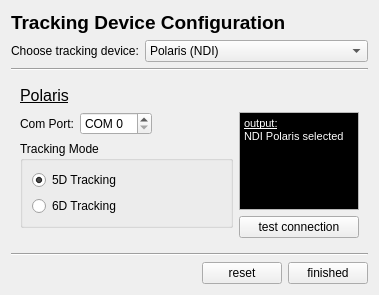
The window that Modules/IGTUI/Qmitk/QmitkTrackingDeviceConfigurationWidgetControls.ui (MITK/MITK) describes before a commit, drawn with Qt 5.
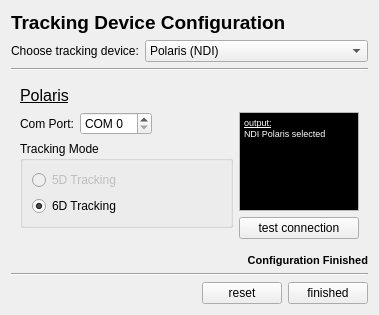
The same window after the commit.

Commit message: ENH (#2361): Finished first version of TrackingDeviceConfigurationWidget. Everything except the 5DTrackingDevice seems to work. The 5DTrackingDevice (5D mode of the NDI Polaris) is disabled because it is not open source yet.

What changed in the file:
```diff
--- a/Modules/IGTUI/Qmitk/QmitkTrackingDeviceConfigurationWidgetControls.ui
+++ b/Modules/IGTUI/Qmitk/QmitkTrackingDeviceConfigurationWidgetControls.ui
@@ -6,7 +6,7 @@
     <x>0</x>
     <y>0</y>
     <width>339</width>
-    <height>295</height>
+    <height>315</height>
    </rect>
   </property>
   <property name="windowTitle" >
@@ -174,11 +174,14 @@
                <layout class="QVBoxLayout" name="verticalLayout_2" >
                 <item>
                  <widget class="QRadioButton" name="m_radioPolaris5D" >
+                  <property name="enabled" >
+                   <bool>false</bool>
+                  </property>
                   <property name="text" >
                    <string>5D Tracking</string>
                   </property>
                   <property name="checked" >
-                   <bool>true</bool>
+                   <bool>false</bool>
                   </property>
                  </widget>
                 </item>
@@ -187,6 +190,9 @@
                   <property name="text" >
                    <string>6D Tracking</string>
                   </property>
+                  <property name="checked" >
+                   <bool>true</bool>
+                  </property>
                  </widget>
                 </item>
                </layout>
@@ -252,8 +258,8 @@
 &lt;html>&lt;head>&lt;meta name="qrichtext" content="1" />&lt;style type="text/css">
 p, li { white-space: pre-wrap; }
 &lt;/style>&lt;/head>&lt;body style=" font-family:'MS Shell Dlg 2'; font-size:8.25pt; font-weight:400; font-style:normal;" bgcolor="#000000">
-&lt;p style=" margin-top:0px; margin-bottom:0px; margin-left:0px; margin-right:0px; -qt-block-indent:0; text-indent:0px; font-size:8pt;">&lt;span style=" text-decoration: underline; color:#ffffff;">output:&lt;/span>&lt;/p>
-&lt;p style=" margin-top:0px; margin-bottom:0px; margin-left:0px; margin-right:0px; -qt-block-indent:0; text-indent:0px; font-size:8pt; text-decoration: underline; color:#ffffff;">&lt;span style=" text-decoration:none;">NDI Polaris selected&lt;/span>&lt;/p>&lt;/body>&lt;/html></string>
+&lt;p style=" margin-top:0px; margin-bottom:0px; margin-left:0px; margin-right:0px; -qt-block-indent:0; text-indent:0px; font-size:8pt;">&lt;span style=" font-size:7pt; text-decoration: underline; color:#ffffff;">output:&lt;/span>&lt;/p>
+&lt;p style=" margin-top:0px; margin-bottom:0px; margin-left:0px; margin-right:0px; -qt-block-indent:0; text-indent:0px; font-size:7pt; text-decoration: underline; color:#ffffff;">&lt;span style=" text-decoration:none;">NDI Polaris selected&lt;/span>&lt;/p>&lt;/body>&lt;/html></string>
              </property>
              <property name="textInteractionFlags" >
               <set>Qt::NoTextInteraction</set>
@@ -527,6 +533,17 @@
      </widget>
     </widget>
    </item>
+   <item>
+    <widget class="QLabel" name="configuration_finished_label" >
+     <property name="text" >
+      <string>&lt;!DOCTYPE HTML PUBLIC "-//W3C//DTD HTML 4.0//EN" "http://www.w3.org/TR/REC-html40/strict.dtd">
+&lt;html>&lt;head>&lt;meta name="qrichtext" content="1" />&lt;style type="text/css">
+p, li { white-space: pre-wrap; }
+&lt;/style>&lt;/head>&lt;body style=" font-family:'MS Shell Dlg 2'; font-size:8.25pt; font-weight:400; font-style:normal;">
+&lt;p align="right" style=" margin-top:0px; margin-bottom:0px; margin-left:0px; margin-right:0px; -qt-block-indent:0; text-indent:0px;">&lt;span style=" font-size:8pt; font-weight:600;">Configuration Finished&lt;/span>&lt;/p>&lt;/body>&lt;/html></string>
+     </property>
+    </widget>
+   </item>
    <item>
     <spacer name="verticalSpacer" >
      <property name="orientation" >
```
Left out of the diff: 3 changed lines with no effect on the pictures. The commit also changes 2 other files.
